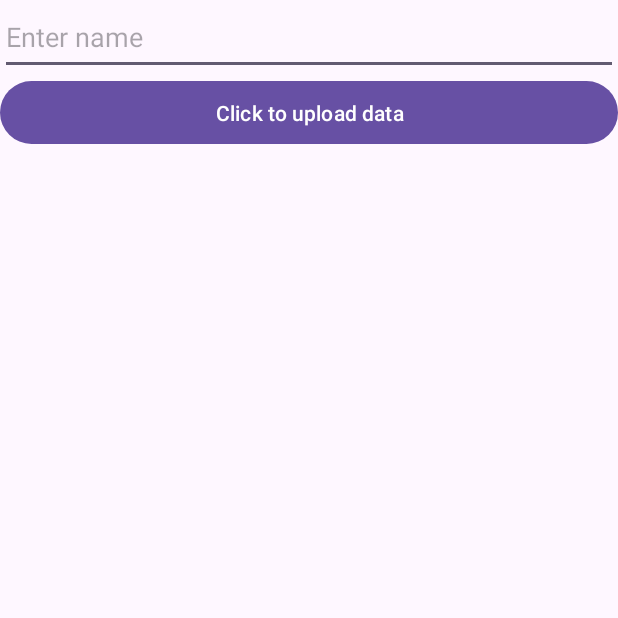
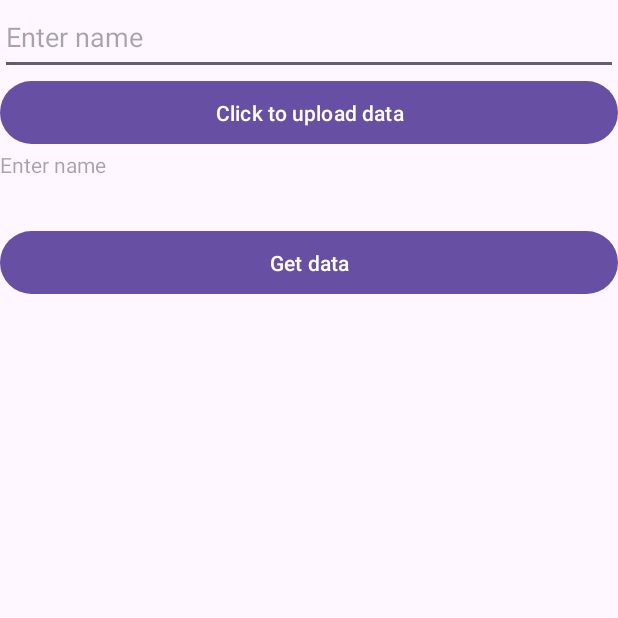
Before and after one commit to CodeXstalker/FirebaseTutorial-0.1, an Android app: the screen it shows after launch (MainActivity), on a phone screen of 412 x 824 dp, the top half of it. Run offline under Robolectric (Android 15) with nearby library versions, the phone set to English and light mode, and no system bars; our stand-ins replace Firebase (no records; nobody signed in at launch, a user with empty details on screens opened directly).

Commit message:
Read Value

```diff
--- a/app/src/main/java/com/example/tutorialfirst/MainActivity.kt
+++ b/app/src/main/java/com/example/tutorialfirst/MainActivity.kt
@@ -2,19 +2,25 @@ package com.example.tutorialfirst
 
 import androidx.appcompat.app.AppCompatActivity
 import android.os.Bundle
-import android.text.Editable
 import android.widget.Button
 import android.widget.EditText
+import android.widget.TextView
+import android.widget.Toast
+import com.google.firebase.database.DataSnapshot
+import com.google.firebase.database.DatabaseError
 import com.google.firebase.database.DatabaseReference
 import com.google.firebase.database.FirebaseDatabase
+import com.google.firebase.database.ValueEventListener
 
 class MainActivity : AppCompatActivity() {
 
     private lateinit var firebaseDatabase: FirebaseDatabase
     private lateinit var firebaseReference: DatabaseReference
 
-    lateinit var button :Button
+    lateinit var button: Button
     lateinit var editText: EditText
+    lateinit var Text: TextView
+    lateinit var Button2: Button
 
 
     override fun onCreate(savedInstanceState: Bundle?) {
@@ -23,21 +29,45 @@ class MainActivity : AppCompatActivity() {
         /**
          * This code helps to set value to the database
          */
-        firebaseDatabase = FirebaseDatabase.getInstance() // This helps in getting the INSTANCE to whole database
-        firebaseReference = firebaseDatabase.reference  // This helps in getting  the reference to the root node
+        firebaseDatabase =
+            FirebaseDatabase.getInstance() // This helps in getting the INSTANCE to whole database
+        firebaseReference =
+            firebaseDatabase.reference  // This helps in getting  the reference to the root node
 
         button = findViewById(R.id.button)
         editText = findViewById(R.id.editText)
+        Text = findViewById(R.id.Text)
+        Button2 = findViewById(R.id.button2)
 
-        button.setOnClickListener{
+        button.setOnClickListener {
             val name: String = editText.text.toString()
             firebaseReference.setValue(name)
 
         }
 
+        /**
+         * This code helps to read dats from the database
+         */
 
 
+        Button2.setOnClickListener {
 
+            firebaseReference.addListenerForSingleValueEvent(object : ValueEventListener {  // Getting the node from where I want to read data
+                override fun onDataChange(snapshot: DataSnapshot) {
+                    val data: String? = snapshot.getValue(String::class.java)
+                    Text.text = data
+
+                }
+
+                override fun onCancelled(error: DatabaseError) {
+                    Toast.makeText(applicationContext, "Something Went Wrong", Toast.LENGTH_SHORT)
+                        .show()
+
+                }
+
+            })
+
+        }
 
 
     }
--- a/app/src/main/res/layout/activity_main.xml
+++ b/app/src/main/res/layout/activity_main.xml
@@ -20,4 +20,17 @@
         android:layout_height="50dp"
         android:text="Click to upload data" />
 
+
+    <TextView
+        android:id="@+id/Text"
+        android:layout_width="match_parent"
+        android:layout_height="50dp"
+        android:hint="Enter name" />
+
+    <Button
+        android:id="@+id/button2"
+        android:layout_width="match_parent"
+        android:layout_height="50dp"
+        android:text="Get data" />
+
 </LinearLayout>
```
